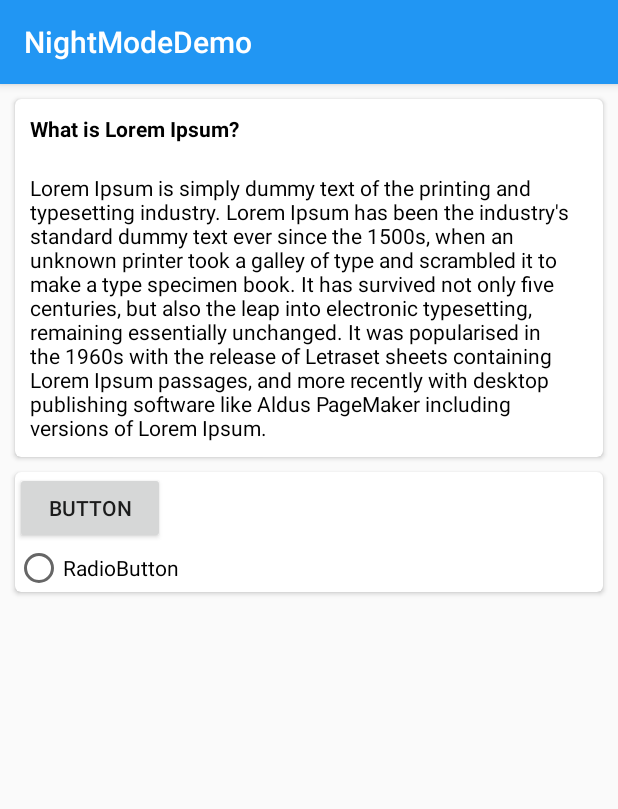
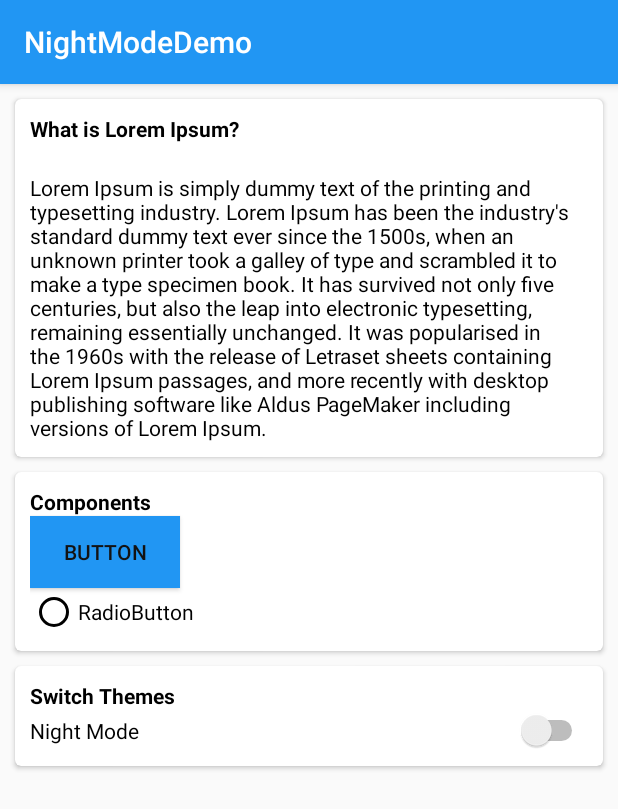
Before and after one commit to AlnaberA/AndroidTheming, an Android app: the screen it shows after launch (MainActivity), on a phone screen of 412 x 824 dp. Shown: the top 809 px of the screen. Run offline under Robolectric (Android 15) with nearby library versions, the phone set to English and light mode, and no system bars.

Commit message:
starting work on main activity, completed layout.

```diff
--- a/app/src/main/java/com/sinister/alaa/nightmodedemo/MainActivity.java
+++ b/app/src/main/java/com/sinister/alaa/nightmodedemo/MainActivity.java
@@ -2,9 +2,10 @@ package com.sinister.alaa.nightmodedemo;
 
 import android.support.v7.app.AppCompatActivity;
 import android.os.Bundle;
+import android.widget.Switch;
 
 public class MainActivity extends AppCompatActivity {
-
+    private Switch themeSwitch;
     @Override
     protected void onCreate(Bundle savedInstanceState) {
         super.onCreate(savedInstanceState);
--- a/app/src/main/res/layout/activity_main.xml
+++ b/app/src/main/res/layout/activity_main.xml
@@ -21,7 +21,8 @@
             android:layout_marginRight="10dp"
             app:cardCornerRadius="4dp"
             app:layout_constraintEnd_toEndOf="parent"
-            app:layout_constraintTop_toTopOf="parent">
+            app:layout_constraintTop_toTopOf="parent"
+            app:cardBackgroundColor="?attr/cardbackground">
 
 
             <LinearLayout
@@ -60,25 +61,69 @@
             android:layout_marginRight="10dp"
             app:cardCornerRadius="4dp"
             app:layout_constraintEnd_toEndOf="parent"
-            app:layout_constraintTop_toTopOf="parent">
+            app:layout_constraintTop_toTopOf="parent"
+            app:cardBackgroundColor="?attr/cardbackground">
 
             <LinearLayout
                 android:layout_width="match_parent"
                 android:layout_height="match_parent"
-                android:orientation="vertical">
-
+                android:orientation="vertical"
+                android:padding="10dp">
+                <TextView
+                    android:layout_width="match_parent"
+                    android:layout_height="match_parent"
+                    android:text="@string/componentsTitle"
+                    android:textColor="?attr/textcolor"
+                    android:textStyle="bold"/>
                 <Button
                     android:id="@+id/button"
                     android:layout_width="100sp"
                     android:layout_height="wrap_content"
                     android:text="Button"
-                    android:buttonTint="?attr/tintcolor"/>
+                    android:background="?attr/buttoncolor"
+                    android:textColor="?attr/buttonTextColor"/>
 
                 <RadioButton
                     android:id="@+id/radioButton"
                     android:layout_width="match_parent"
                     android:layout_height="wrap_content"
-                    android:text="RadioButton" />
+                    android:text="RadioButton"
+                    android:textColor="?attr/textcolor"
+                    android:buttonTint="?attr/tintcolor"/>
+            </LinearLayout>
+        </android.support.v7.widget.CardView>
+
+
+        <android.support.v7.widget.CardView
+            android:id="@+id/card_view3"
+            android:layout_width="match_parent"
+            android:layout_height="wrap_content"
+            android:layout_gravity="center"
+            android:layout_marginLeft="10dp"
+            android:layout_marginTop="10dp"
+            android:layout_marginRight="10dp"
+            app:cardCornerRadius="4dp"
+            app:layout_constraintEnd_toEndOf="parent"
+            app:layout_constraintTop_toTopOf="parent"
+            app:cardBackgroundColor="?attr/cardbackground">
+
+            <LinearLayout
+                android:layout_width="match_parent"
+                android:layout_height="match_parent"
+                android:orientation="vertical"
+                android:padding="10dp">
+                <TextView
+                    android:layout_width="match_parent"
+                    android:layout_height="match_parent"
+                    android:text="@string/switch_themes_title"
+                    android:textColor="?attr/textcolor"
+                    android:textStyle="bold"/>
+                <Switch
+                    android:layout_width="match_parent"
+                    android:layout_height="match_parent"
+                    android:text="Night Mode"
+                    android:textColor="?attr/textcolor"/>
+
             </LinearLayout>
         </android.support.v7.widget.CardView>
     </LinearLayout>
--- a/app/src/main/res/values/attrs.xml
+++ b/app/src/main/res/values/attrs.xml
@@ -6,5 +6,6 @@
         <attr name="textcolor" format="color"/>
         <attr name="tintcolor" format="color"/>
         <attr name="buttoncolor" format="color"/>
+        <attr name="buttonTextColor" format="color"/>
     </declare-styleable>
 </resources>
--- a/app/src/main/res/values/strings.xml
+++ b/app/src/main/res/values/strings.xml
@@ -2,4 +2,6 @@
     <string name="app_name">NightModeDemo</string>
     <string name="desc_text2">Lorem Ipsum is simply dummy text of the printing and typesetting industry. Lorem Ipsum has been the industry\'s standard dummy text ever since the 1500s, when an unknown printer took a galley of type and scrambled it to make a type specimen book. It has survived not only five centuries, but also the leap into electronic typesetting, remaining essentially unchanged. It was popularised in the 1960s with the release of Letraset sheets containing Lorem Ipsum passages, and more recently with desktop publishing software like Aldus PageMaker including versions of Lorem Ipsum.</string>
     <string name="card_title">What is Lorem Ipsum?</string>
+    <string name="componentsTitle">Components</string>
+    <string name="switch_themes_title">Switch Themes</string>
 </resources>
--- a/app/src/main/res/values/styles.xml
+++ b/app/src/main/res/values/styles.xml
@@ -12,6 +12,7 @@
         <item name="textcolor">#000000</item>
         <item name="tintcolor">#000000</item>
         <item name="buttoncolor">#2196F3</item>
+        <item name="buttonTextColor">#131212</item>
     </style>
 
     <!-- Dark/Night Mode theme. -->
@@ -25,6 +26,7 @@
         <item name="textcolor">#FFFFFF</item>
         <item name="tintcolor">#ffffff</item>
         <item name="buttoncolor">#2196F3</item>
+        <item name="buttonTextColor">#FEFFFF</item>
     </style>
 
 </resources>
```
